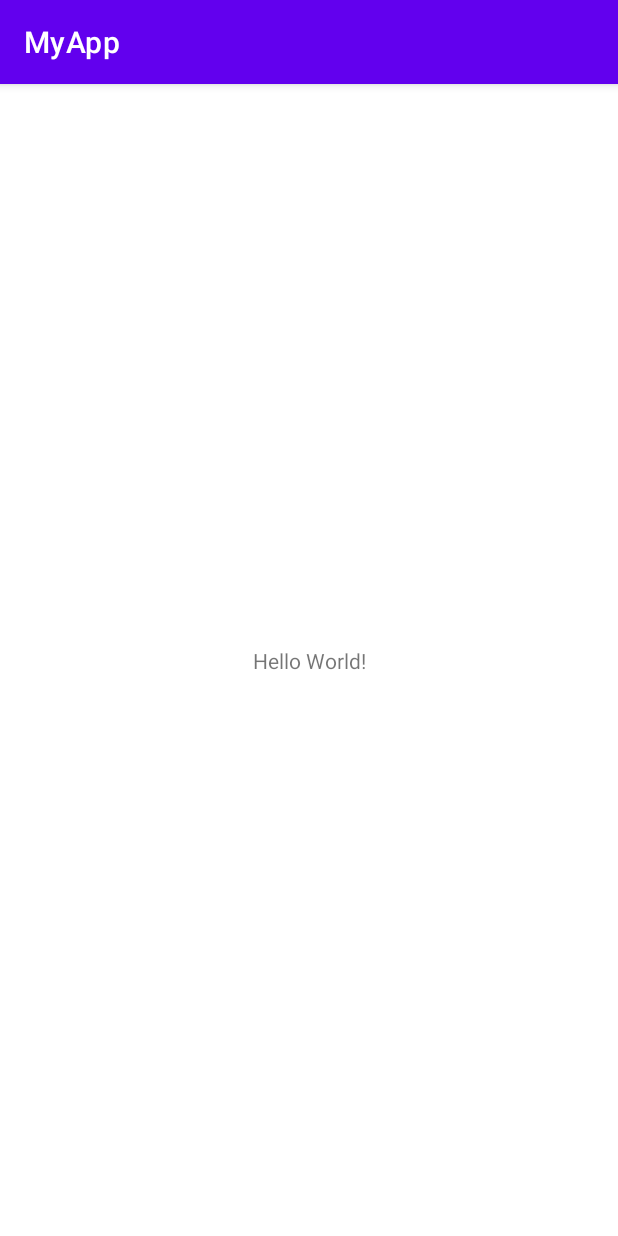
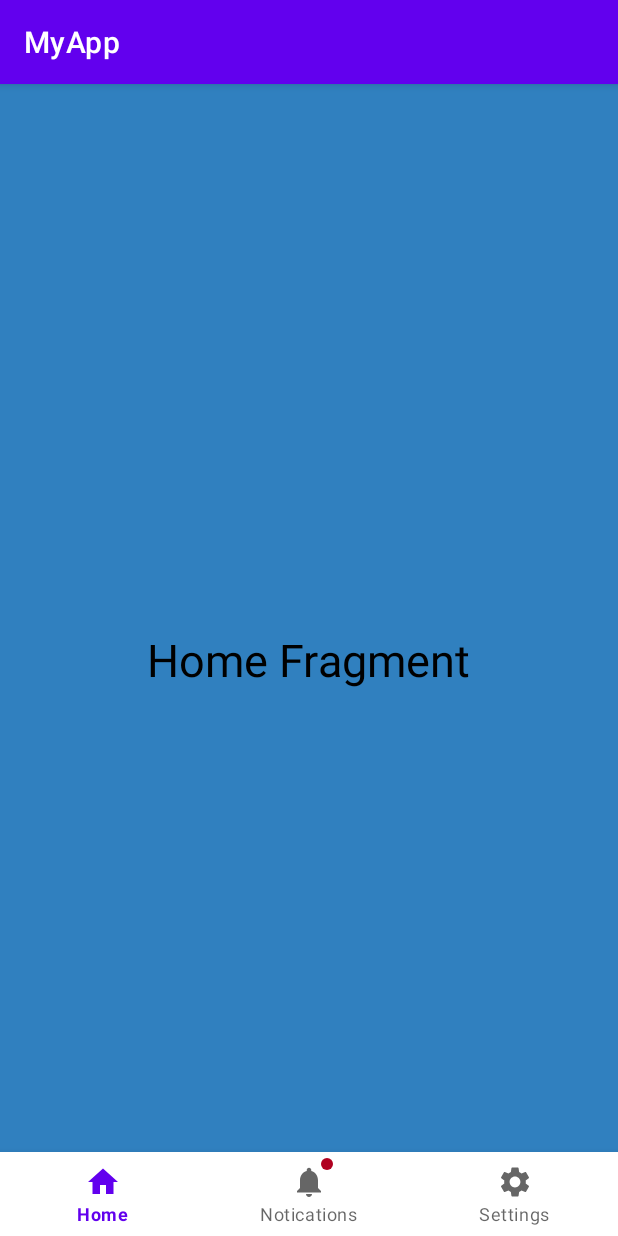
Before and after one commit to henriquemtss/MyAppFragment, an Android app: the screen it shows after launch (MainActivity), on a phone screen of 412 x 824 dp. Run offline under Robolectric (Android 15) with nearby library versions, the phone set to English and light mode, and no system bars.

Commit message:
menu fragment

```diff
--- a/app/src/main/java/br/com/etecia/myapp/MainActivity.java
+++ b/app/src/main/java/br/com/etecia/myapp/MainActivity.java
@@ -1,14 +1,54 @@
 package br.com.etecia.myapp;
 
+import androidx.annotation.NonNull;
 import androidx.appcompat.app.AppCompatActivity;
 
 import android.os.Bundle;
+import android.view.MenuItem;
+
+import com.google.android.material.badge.BadgeDrawable;
+import com.google.android.material.bottomnavigation.BottomNavigationView;
+import com.google.android.material.navigation.NavigationBarView;
 
 public class MainActivity extends AppCompatActivity {
+
+    BottomNavigationView bottomNavigationView;
+
+    HomeFragment homeFragment = new HomeFragment();
+    NotificationsFragment notificationsFragment = new NotificationsFragment();
+    SettingsFragment settingsFragment = new SettingsFragment();
 
     @Override
     protected void onCreate(Bundle savedInstanceState) {
         super.onCreate(savedInstanceState);
         setContentView(R.layout.activity_main);
+
+        bottomNavigationView = findViewById(R.id.bottomNaView);
+
+        getSupportFragmentManager().beginTransaction().replace(R.id.frmContainer, homeFragment).commit();
+
+        BadgeDrawable badgeDrawable = bottomNavigationView.getOrCreateBadge(R.id.mNotifications);
+        badgeDrawable.setVisible(true);
+
+        bottomNavigationView.setOnItemSelectedListener(new NavigationBarView.OnItemSelectedListener() {
+            @Override
+            public boolean onNavigationItemSelected(@NonNull MenuItem item) {
+
+                switch (item.getItemId()){
+                    case R.id.mHome:
+                        getSupportFragmentManager().beginTransaction().replace(R.id.frmContainer, homeFragment).commit();
+                        return true;
+
+                    case R.id.mNotifications:
+                        getSupportFragmentManager().beginTransaction().replace(R.id.frmContainer, notificationsFragment).commit();
+                        return true;
+
+                    case R.id.mSettings:
+                        getSupportFragmentManager().beginTransaction().replace(R.id.frmContainer, settingsFragment).commit();
+                        return true;
+                }
+                return false;
+            }
+        });
     }
 }
--- a/app/src/main/res/layout/activity_main.xml
+++ b/app/src/main/res/layout/activity_main.xml
@@ -1,18 +1,22 @@
 <?xml version="1.0" encoding="utf-8"?>
-<androidx.constraintlayout.widget.ConstraintLayout xmlns:android="http://schemas.android.com/apk/res/android"
+<RelativeLayout xmlns:android="http://schemas.android.com/apk/res/android"
     xmlns:app="http://schemas.android.com/apk/res-auto"
     xmlns:tools="http://schemas.android.com/tools"
     android:layout_width="match_parent"
     android:layout_height="match_parent"
     tools:context=".MainActivity">
 
-    <TextView
-        android:layout_width="wrap_content"
+    <FrameLayout
+        android:id="@+id/frmContainer"
+        android:layout_width="match_parent"
+        android:layout_height="match_parent"/>
+
+    <com.google.android.material.bottomnavigation.BottomNavigationView
+        android:id="@+id/bottomNaView"
+        android:layout_width="match_parent"
         android:layout_height="wrap_content"
-        android:text="Hello World!"
-        app:layout_constraintBottom_toBottomOf="parent"
-        app:layout_constraintLeft_toLeftOf="parent"
-        app:layout_constraintRight_toRightOf="parent"
-        app:layout_constraintTop_toTopOf="parent" />
+        android:layout_alignParentBottom="true"
+        app:menu="@menu/menu"
+        />
 
-</androidx.constraintlayout.widget.ConstraintLayout>
+</RelativeLayout>
--- a/app/src/main/res/layout/fragment_home.xml
+++ b/app/src/main/res/layout/fragment_home.xml
@@ -3,12 +3,16 @@
     xmlns:tools="http://schemas.android.com/tools"
     android:layout_width="match_parent"
     android:layout_height="match_parent"
+    android:background="#3080BF"
     tools:context=".HomeFragment">
 
     <!-- TODO: Update blank fragment layout -->
     <TextView
-        android:layout_width="match_parent"
-        android:layout_height="match_parent"
-        android:text="@string/hello_blank_fragment" />
+        android:layout_width="wrap_content"
+        android:layout_height="wrap_content"
+        android:textColor="#000"
+        android:textSize="30sp"
+        android:layout_gravity="center_horizontal|center_vertical"
+        android:text="Home Fragment" />
 
 </FrameLayout>
--- /dev/null
+++ b/app/src/main/res/menu/menu.xml
@@ -0,0 +1,15 @@
+<?xml version="1.0" encoding="utf-8"?>
+<menu xmlns:android="http://schemas.android.com/apk/res/android">
+    <item
+        android:id="@+id/mHome"
+        android:icon="@drawable/ic_baseline_home"
+        android:title="Home" />
+    <item
+        android:id="@+id/mNotifications"
+        android:icon="@drawable/ic_baseline_notifications"
+        android:title="Notications" />
+    <item
+        android:id="@+id/mSettings"
+        android:icon="@drawable/ic_baseline_settings"
+        android:title="Settings" />
+</menu>
```
Also changed, not shown: app/src/main/res/layout/fragment_notifications.xml (+7 -3 lines), app/src/main/res/layout/fragment_settings.xml (+7 -3 lines).
